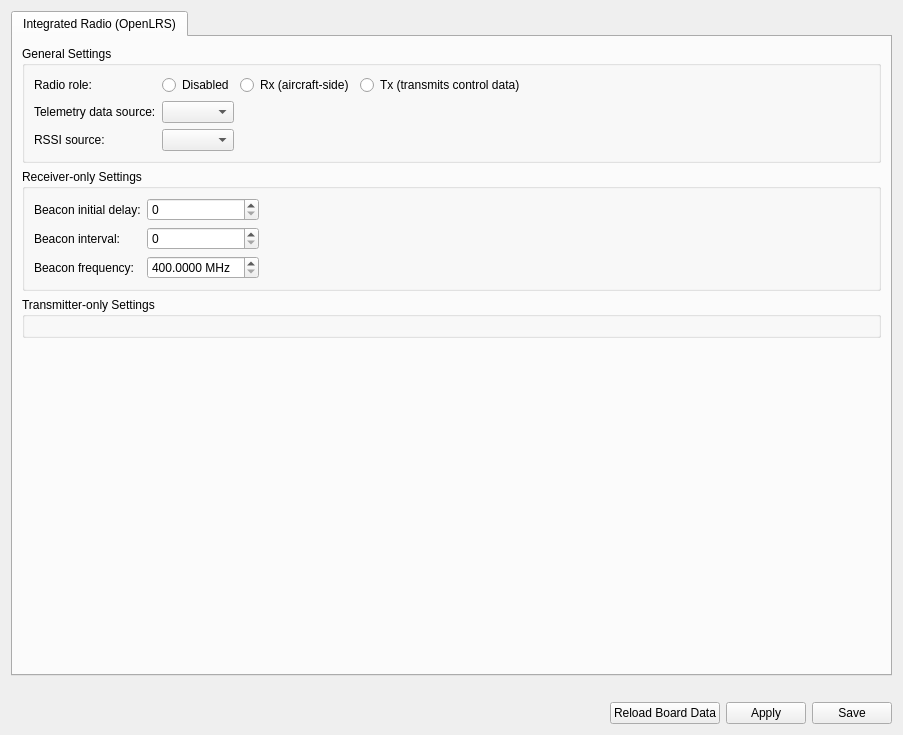
Qt form ground/gcs/src/plugins/config/integratedradio.ui (d-ronin/dRonin) before a commit.
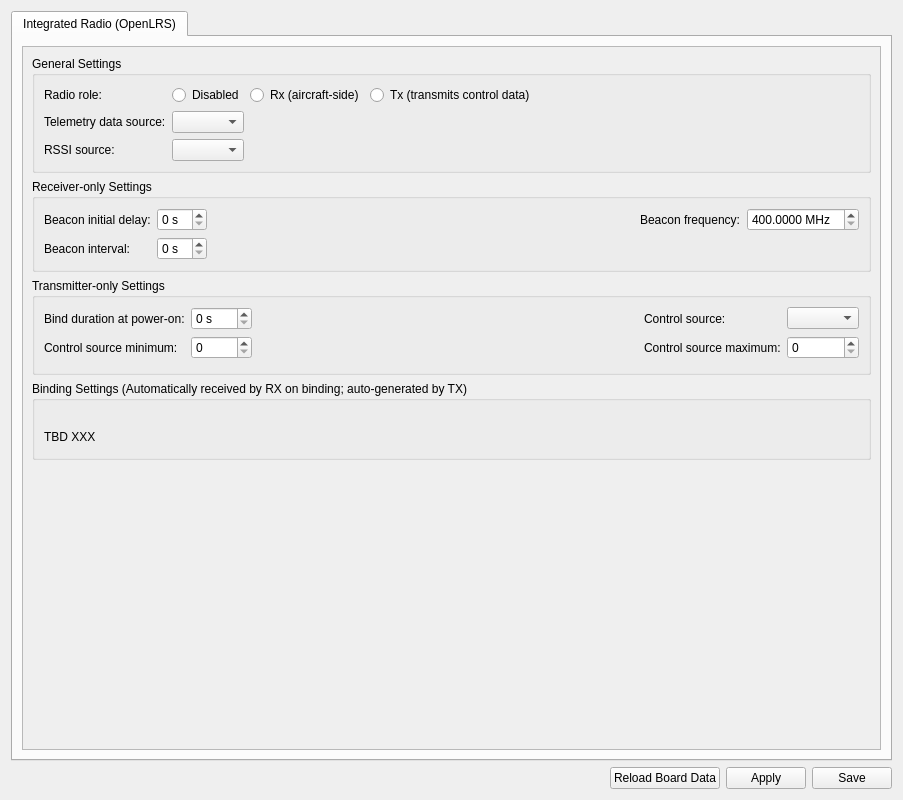
The same form after that commit.

Commit message:
configradiowidget: handle role, more plumbing
Really just need to get showing the bind data in here and then we're
done.

```diff
--- a/ground/gcs/src/plugins/config/integratedradio.ui
+++ b/ground/gcs/src/plugins/config/integratedradio.ui
@@ -7,7 +7,7 @@
     <x>0</x>
     <y>0</y>
     <width>903</width>
-    <height>735</height>
+    <height>800</height>
    </rect>
   </property>
   <property name="windowTitle">
@@ -31,6 +31,21 @@
       </attribute>
       <layout class="QVBoxLayout" name="verticalLayout">
        <item>
+        <widget class="QScrollArea" name="scrollArea">
+         <property name="widgetResizable">
+          <bool>true</bool>
+         </property>
+         <widget class="QWidget" name="scrollAreaWidgetContents">
+          <property name="geometry">
+           <rect>
+            <x>0</x>
+            <y>0</y>
+            <width>853</width>
+            <height>677</height>
+           </rect>
+          </property>
+          <layout class="QVBoxLayout" name="verticalLayout_9">
+           <item>
         <widget class="QGroupBox" name="groupBox_2">
          <property name="title">
           <string>General Settings</string>
@@ -152,7 +167,7 @@
         </widget>
        </item>
        <item>
-        <widget class="QGroupBox" name="groupBox">
+            <widget class="QGroupBox" name="groupRxSettings">
          <property name="title">
           <string>Receiver-only Settings</string>
          </property>
@@ -169,21 +184,18 @@
               </property>
              </widget>
             </item>
-            <item row="1" column="4">
-             <spacer name="horizontalSpacer_4">
-              <property name="orientation">
-               <enum>Qt::Horizontal</enum>
-              </property>
-              <property name="sizeHint" stdset="0">
-               <size>
-                <width>40</width>
-                <height>20</height>
-               </size>
-              </property>
-             </spacer>
-            </item>
             <item row="1" column="3">
-             <widget class="QSpinBox" name="spinBox"/>
+                 <widget class="QSpinBox" name="spinBox">
+                  <property name="suffix">
+                   <string> s</string>
+                  </property>
+                  <property name="objrelation" stdset="0">
+                   <stringlist notr="true">
+                    <string>objname:OpenLRS</string>
+                    <string>fieldname:beacon_delay</string>
+                   </stringlist>
+                  </property>
+                 </widget>
             </item>
             <item row="1" column="2">
              <widget class="QLabel" name="label_9">
@@ -193,16 +205,19 @@
              </widget>
             </item>
             <item row="2" column="3">
-             <widget class="QSpinBox" name="spinBox_2"/>
-            </item>
-            <item row="3" column="2">
-             <widget class="QLabel" name="label_14">
-              <property name="text">
-               <string>Beacon frequency:</string>
+                 <widget class="QSpinBox" name="spinBox_2">
+                  <property name="suffix">
+                   <string> s</string>
+                  </property>
+                  <property name="objrelation" stdset="0">
+                   <stringlist notr="true">
+                    <string>objname:OpenLRS</string>
+                    <string>fieldname:beacon_period</string>
+                   </stringlist>
               </property>
              </widget>
             </item>
-            <item row="3" column="3">
+                <item row="1" column="6">
              <widget class="QDoubleSpinBox" name="doubleSpinBox">
               <property name="suffix">
                <string> MHz</string>
@@ -219,6 +234,33 @@
               <property name="singleStep">
                <double>0.002500000000000</double>
               </property>
+                  <property name="objrelation" stdset="0">
+                   <stringlist notr="true">
+                    <string>objname:OpenLRS</string>
+                    <string>fieldname:beacon_frequency</string>
+                    <string>scale:1000000</string>
+                   </stringlist>
+                  </property>
+                 </widget>
+                </item>
+                <item row="1" column="4">
+                 <spacer name="horizontalSpacer_9">
+                  <property name="orientation">
+                   <enum>Qt::Horizontal</enum>
+                  </property>
+                  <property name="sizeHint" stdset="0">
+                   <size>
+                    <width>40</width>
+                    <height>20</height>
+                   </size>
+                  </property>
+                 </spacer>
+                </item>
+                <item row="1" column="5">
+                 <widget class="QLabel" name="label_14">
+                  <property name="text">
+                   <string>Beacon frequency:</string>
+                  </property>
              </widget>
             </item>
            </layout>
@@ -227,13 +269,143 @@
         </widget>
        </item>
        <item>
-        <widget class="QGroupBox" name="groupBox_3">
+            <widget class="QGroupBox" name="groupTxSettings">
          <property name="title">
           <string>Transmitter-only Settings</string>
          </property>
          <layout class="QVBoxLayout" name="verticalLayout_4">
           <item>
-           <layout class="QGridLayout" name="gridLayout_4"/>
+               <layout class="QGridLayout" name="gridLayout_4">
+                <property name="bottomMargin">
+                 <number>4</number>
+                </property>
+                <item row="0" column="0">
+                 <widget class="QLabel" name="label_12">
+                  <property name="text">
+                   <string>Bind duration at power-on:</string>
+                  </property>
+                 </widget>
+                </item>
+                <item row="0" column="2">
+                 <spacer name="horizontalSpacer_6">
+                  <property name="orientation">
+                   <enum>Qt::Horizontal</enum>
+                  </property>
+                  <property name="sizeHint" stdset="0">
+                   <size>
+                    <width>40</width>
+                    <height>20</height>
+                   </size>
+                  </property>
+                 </spacer>
+                </item>
+                <item row="1" column="0">
+                 <widget class="QLabel" name="label_22">
+                  <property name="text">
+                   <string>Control source minimum:</string>
+                  </property>
+                 </widget>
+                </item>
+                <item row="0" column="1">
+                 <widget class="QSpinBox" name="spinBox_6">
+                  <property name="suffix">
+                   <string> s</string>
+                  </property>
+                  <property name="objrelation" stdset="0">
+                   <stringlist notr="true">
+                    <string>objname:OpenLRS</string>
+                    <string>fieldname:tx_startup_bind_duration</string>
+                   </stringlist>
+                  </property>
+                 </widget>
+                </item>
+                <item row="0" column="4">
+                 <widget class="QComboBox" name="cb_control_source">
+                  <property name="objrelation" stdset="0">
+                   <stringlist notr="true">
+                    <string>objname:OpenLRS</string>
+                    <string>fieldname:tx_source</string>
+                   </stringlist>
+                  </property>
+                 </widget>
+                </item>
+                <item row="0" column="3">
+                 <widget class="QLabel" name="label_19">
+                  <property name="text">
+                   <string>Control source:</string>
+                  </property>
+                 </widget>
+                </item>
+                <item row="1" column="3">
+                 <widget class="QLabel" name="label_24">
+                  <property name="text">
+                   <string>Control source maximum:</string>
+                  </property>
+                 </widget>
+                </item>
+                <item row="1" column="1">
+                 <widget class="QSpinBox" name="spinBox_8">
+                  <property name="maximum">
+                   <number>32000</number>
+                  </property>
+                  <property name="objrelation" stdset="0">
+                   <stringlist notr="true">
+                    <string>objname:OpenLRS</string>
+                    <string>fieldname:tx_scale_min</string>
+                   </stringlist>
+                  </property>
+                 </widget>
+                </item>
+                <item row="1" column="4">
+                 <widget class="QSpinBox" name="spinBox_9">
+                  <property name="maximum">
+                   <number>32000</number>
+                  </property>
+                  <property name="objrelation" stdset="0">
+                   <stringlist notr="true">
+                    <string>objname:OpenLRS</string>
+                    <string>fieldname:tx_scale_max</string>
+                   </stringlist>
+                  </property>
+                 </widget>
+                </item>
+               </layout>
+              </item>
+             </layout>
+            </widget>
+           </item>
+           <item>
+            <widget class="QGroupBox" name="groupBox_4">
+             <property name="title">
+              <string>Binding Settings (Automatically received by RX on binding; auto-generated by TX)</string>
+             </property>
+             <layout class="QVBoxLayout" name="verticalLayout_8">
+              <item>
+               <layout class="QGridLayout" name="gridLayout_9">
+                <property name="bottomMargin">
+                 <number>4</number>
+                </property>
+                <item row="1" column="0">
+                 <widget class="QLabel" name="label_23">
+                  <property name="text">
+                   <string>TBD XXX </string>
+                  </property>
+                 </widget>
+                </item>
+                <item row="0" column="1">
+                 <spacer name="horizontalSpacer_8">
+                  <property name="orientation">
+                   <enum>Qt::Horizontal</enum>
+                  </property>
+                  <property name="sizeHint" stdset="0">
+                   <size>
+                    <width>40</width>
+                    <height>20</height>
+                   </size>
+                  </property>
+                 </spacer>
+                </item>
+               </layout>
           </item>
          </layout>
         </widget>
@@ -255,21 +427,9 @@
      </widget>
     </widget>
    </item>
-   <item>
-    <spacer name="verticalSpacer">
-     <property name="orientation">
-      <enum>Qt::Vertical</enum>
-     </property>
-     <property name="sizeType">
-      <enum>QSizePolicy::Preferred</enum>
-     </property>
-     <property name="sizeHint" stdset="0">
-      <size>
-       <width>20</width>
-       <height>20</height>
-      </size>
-     </property>
-    </spacer>
+      </layout>
+     </widget>
+    </widget>
    </item>
    <item>
     <layout class="QHBoxLayout" name="horizontalLayout">
```
Left out of the diff: 8 changed lines with no effect on the pictures. Lines whose indentation alone changed are shown as unchanged. The commit also changes 2 other files.
